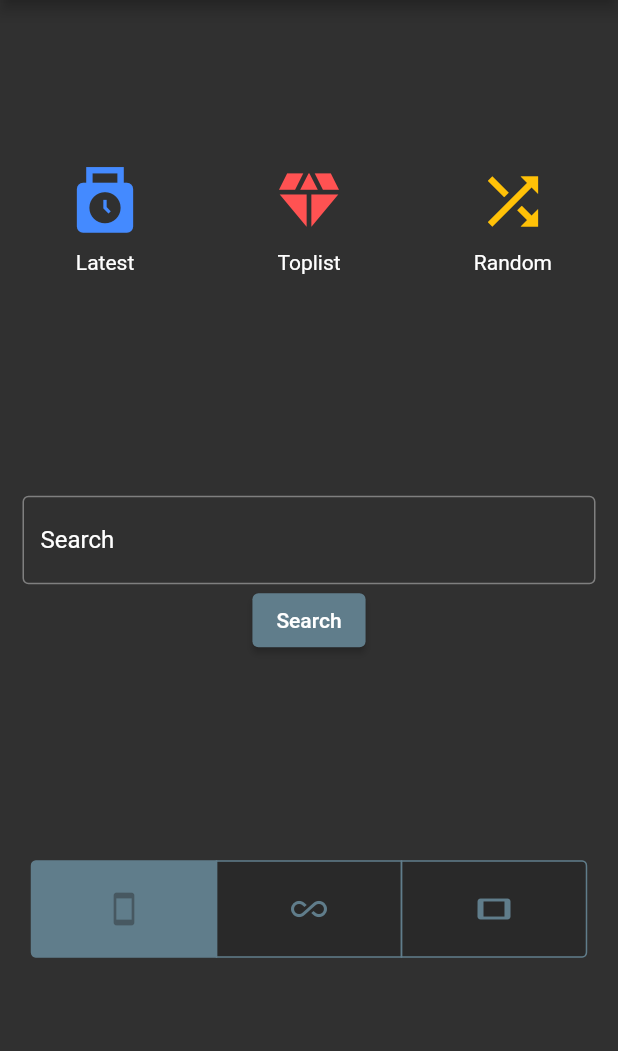
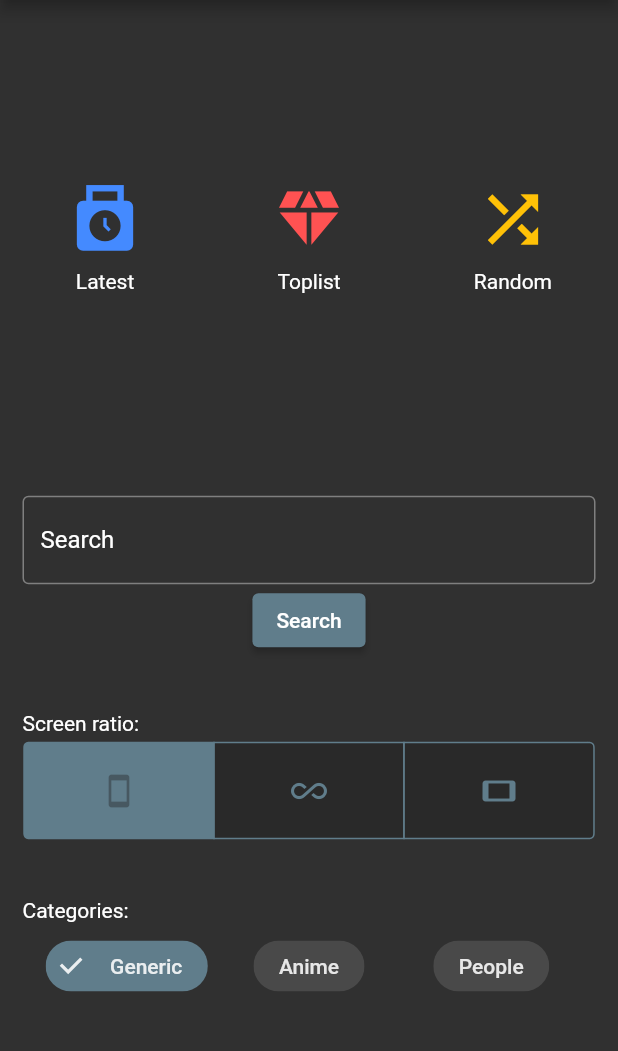
Before and after one commit to nattesh/wallz, a Flutter app: the screen it shows after launch, on a phone screen of 412 x 824 dp, the part 84-1135 px from its top. Run offline on Flutter 3.47's test engine with Material 2 defaults, Android fonts, the phone set to English and light mode, and no system bars; our stand-ins replace cached_network_image, gallery_saver, photo_view.

Commit message:
categories

```diff
--- a/lib/pages/home_page.dart
+++ b/lib/pages/home_page.dart
@@ -17,6 +17,9 @@ class _HomePageState extends State<HomePage> {
   late TextEditingController _controller;
   bool disabledBtn = true;
   int selectedScreenSize = 0;
+  bool genericFilter = true;
+  bool animeFilter = false;
+  bool peopleFilter = false;
 
   @override
   void initState() {
@@ -24,7 +27,7 @@ class _HomePageState extends State<HomePage> {
     _controller = TextEditingController();
   }
 
-  String _getOrientation() {
+  String _getRatio() {
     switch(selectedScreenSize) {
       case 0:
         return 'portrait';
@@ -37,32 +40,36 @@ class _HomePageState extends State<HomePage> {
     }
   }
 
+  String _getCategories() {
+    return '${genericFilter ? '1' : '0'}${animeFilter ? '1' : '0'}${peopleFilter ? '1' : '0'}';
+  }
+
   _searchByTagName(BuildContext context) {
     String value = _controller.text;
     QueryFilter query = QueryFilter(value, '', '');
     Filters filters = new Filters(
-        _getOrientation(), '100', '100', 'relevance', '', '', query);
+        _getRatio(), _getCategories(), '100', 'relevance', '', '', query);
     _search(context, filters, query.tagName);
   }
 
   _searchLatest(BuildContext context) {
     QueryFilter query = QueryFilter('', '', '');
     Filters filters = new Filters(
-        _getOrientation(), '100', '100', 'date_added', '', '', query);
+        _getRatio(), _getCategories(), '100', 'date_added', '', '', query);
     _search(context, filters, 'Latest');
   }
 
   _searchToplist(BuildContext context) {
     QueryFilter query = QueryFilter('', '', '');
     Filters filters = new Filters(
-        _getOrientation(), '100', '100', 'toplist', '', '', query);
+        _getRatio(), _getCategories(), '100', 'toplist', '', '', query);
     _search(context, filters, 'Toplist');
   }
 
   _searchRandom(BuildContext context) {
     QueryFilter query = QueryFilter('', '', '');
     Filters filters = new Filters(
-        _getOrientation(), '100', '100', 'random', '', '', query);
+        _getRatio(), _getCategories(), '100', 'random', '', '', query);
     _search(context, filters, 'Random');
   }
 
@@ -156,7 +163,7 @@ class _HomePageState extends State<HomePage> {
             ),
           ),
           Container (
-              height: 200,
+              height: 150,
               child: Padding(
                 padding: EdgeInsets.all(15),
                 child: Column(
@@ -195,9 +202,14 @@ class _HomePageState extends State<HomePage> {
               )
           ),
           Expanded(
-            child: Padding(
-              padding: EdgeInsets.fromLTRB(5, 0, 5, 40),
-              child: Container(
+            child: Column(
+              children: [
+                Container(
+                  alignment: Alignment.topLeft,
+                  padding: EdgeInsets.fromLTRB(15, 15, 15, 5),
+                  child: Text('Screen ratio:'),
+                ),
+                Container(
                   width: MediaQuery.of(context).size.width,
                   child: CupertinoSegmentedControl(
                     unselectedColor: Color.fromARGB(100, 31, 31, 31),
@@ -212,6 +224,64 @@ class _HomePageState extends State<HomePage> {
                     groupValue: selectedScreenSize,
                   ),
                 ),
+                Container(
+                  alignment: Alignment.topLeft,
+                  padding: EdgeInsets.fromLTRB(15, 40, 15, 5),
+                  child: Text('Categories:'),
+                ),
+                Container(
+                  width: MediaQuery.of(context).size.width,
+                  child: Row(
+                    children: [
+                      Expanded(
+                        child: InputChip(
+                          label: Padding(
+                            padding: EdgeInsets.all(5),
+                            child: Text('Generic'),
+                          ),
+                          onSelected: (bool value) {
+                            setState(() {
+                              genericFilter = value;
+                            });
+                          },
+                          selected: genericFilter,
+                          selectedColor: Colors.blueGrey,
+                        ),
+                      ),
+                      Center(
+                        child: InputChip(
+                          label: Padding(
+                            padding: EdgeInsets.all(5),
+                            child: Text('Anime'),
+                          ),
+                          onSelected: (bool value) {
+                            setState(() {
+                              animeFilter = value;
+                            });
+                          },
+                          selected: animeFilter,
+                          selectedColor: Colors.blueGrey,
+                        ),
+                      ),
+                      Expanded(
+                        child: InputChip(
+                          label: Padding(
+                            padding: EdgeInsets.all(5),
+                            child: Text('People'),
+                          ),
+                          onSelected: (bool value) {
+                            setState(() {
+                              peopleFilter = value;
+                            });
+                          },
+                          selected: peopleFilter,
+                          selectedColor: Colors.blueGrey,
+                        ),
+                      ),
+                    ],
+                  ),
+                ),
+              ],
             ),
           )
         ],
--- a/lib/widgets/list_walls_widget.dart
+++ b/lib/widgets/list_walls_widget.dart
@@ -75,7 +75,7 @@ class _ListWallsState extends State<ListWalls> {
         GestureDetector(
           onTap: () {
             Navigator.push(context, MaterialPageRoute(builder: (context) {
-              return WallDownloadPage(item: element,);
+              return WallDownloadPage(item: element, filters: widget.filters,);
             }));
           },
           child: Hero(
```
Also changed, not shown: lib/pages/wall_download_page.dart (+6 -2 lines), lib/widgets/details_bottom_sheet.dart (+12 -14 lines), lib/widgets/filters_bottom_sheet.dart (+96 -27 lines). Lines whose indentation alone changed are shown as unchanged.
